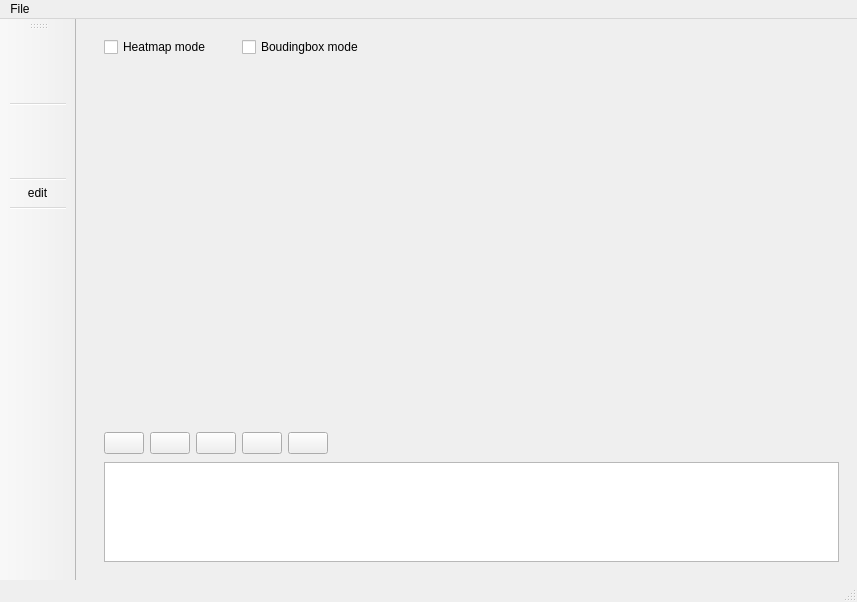
Before: the Qt Designer form ui.ui in haoweiz23/DL-Viewer, drawn with Qt 5.
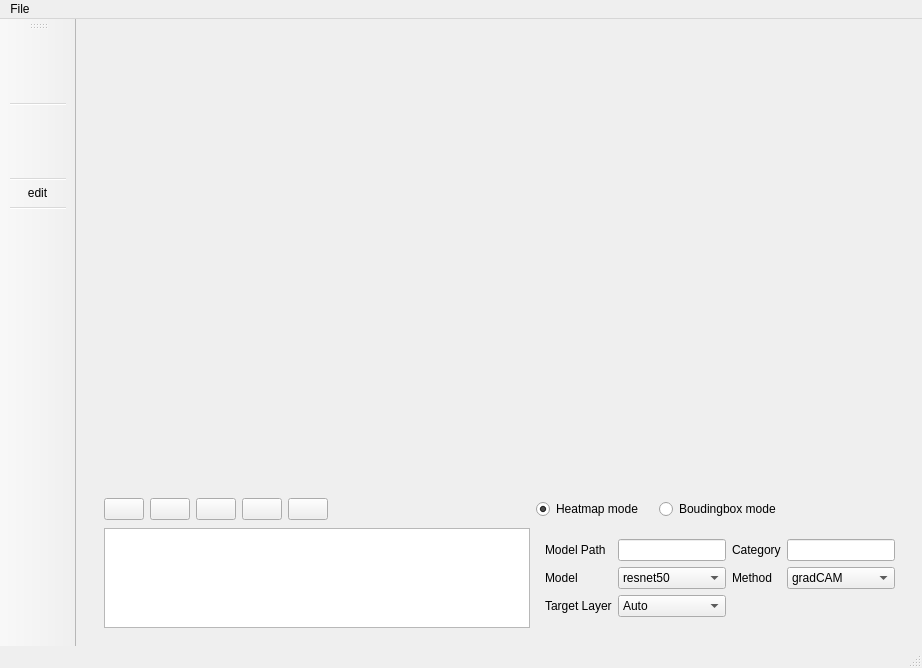
After: the same form once the commit is applied. Icons and pictures are not drawn.

Commit message: add heatmap visualize function.

```diff
--- a/ui.ui
+++ b/ui.ui
@@ -6,8 +6,8 @@
    <rect>
     <x>0</x>
     <y>0</y>
-    <width>857</width>
-    <height>602</height>
+    <width>922</width>
+    <height>668</height>
    </rect>
   </property>
   <property name="windowTitle">
@@ -380,109 +380,8 @@
        </layout>
       </widget>
       <widget class="QWidget" name="page">
-       <layout class="QGridLayout" name="gridLayout_4">
-        <item row="0" column="0" colspan="3">
-         <widget class="QCheckBox" name="page3_heatmap">
-          <property name="sizePolicy">
-           <sizepolicy hsizetype="Fixed" vsizetype="Fixed">
-            <horstretch>0</horstretch>
-            <verstretch>0</verstretch>
-           </sizepolicy>
-          </property>
-          <property name="maximumSize">
-           <size>
-            <width>150</width>
-            <height>16777215</height>
-           </size>
-          </property>
-          <property name="text">
-           <string>Heatmap mode</string>
-          </property>
-         </widget>
-        </item>
-        <item row="0" column="3" colspan="3">
-         <widget class="QCheckBox" name="page3_bbox">
-          <property name="sizePolicy">
-           <sizepolicy hsizetype="Fixed" vsizetype="Fixed">
-            <horstretch>0</horstretch>
-            <verstretch>0</verstretch>
-           </sizepolicy>
-          </property>
-          <property name="text">
-           <string>Boudingbox mode</string>
-          </property>
-         </widget>
-        </item>
-        <item row="1" column="0" colspan="6">
-         <widget class="QLabel" name="page3_target_img">
-          <property name="text">
-           <string/>
-          </property>
-          <property name="scaledContents">
-           <bool>false</bool>
-          </property>
-         </widget>
-        </item>
-        <item row="1" column="6">
-         <spacer name="horizontalSpacer_3">
-          <property name="orientation">
-           <enum>Qt::Horizontal</enum>
-          </property>
-          <property name="sizeType">
-           <enum>QSizePolicy::Fixed</enum>
-          </property>
-          <property name="sizeHint" stdset="0">
-           <size>
-            <width>30</width>
-            <height>20</height>
-           </size>
-          </property>
-         </spacer>
-        </item>
-        <item row="1" column="7">
-         <widget class="QLabel" name="page3_result_img">
-          <property name="text">
-           <string/>
-          </property>
-          <property name="scaledContents">
-           <bool>false</bool>
-          </property>
-         </widget>
-        </item>
-        <item row="2" column="0">
-         <widget class="QPushButton" name="page3_open_file">
-          <property name="sizePolicy">
-           <sizepolicy hsizetype="Fixed" vsizetype="Fixed">
-            <horstretch>0</horstretch>
-            <verstretch>0</verstretch>
-           </sizepolicy>
-          </property>
-         </widget>
-        </item>
-        <item row="2" column="1">
-         <widget class="QPushButton" name="page3_open_dir">
-          <property name="sizePolicy">
-           <sizepolicy hsizetype="Fixed" vsizetype="Fixed">
-            <horstretch>0</horstretch>
-            <verstretch>0</verstretch>
-           </sizepolicy>
-          </property>
-          <property name="text">
-           <string/>
-          </property>
-         </widget>
-        </item>
-        <item row="2" column="2">
-         <widget class="QPushButton" name="page3_build">
-          <property name="sizePolicy">
-           <sizepolicy hsizetype="Fixed" vsizetype="Fixed">
-            <horstretch>0</horstretch>
-            <verstretch>0</verstretch>
-           </sizepolicy>
-          </property>
-         </widget>
-        </item>
-        <item row="2" column="3">
+       <layout class="QGridLayout" name="gridLayout_5">
+        <item row="1" column="3">
          <widget class="QPushButton" name="page3_save">
           <property name="sizePolicy">
            <sizepolicy hsizetype="Fixed" vsizetype="Fixed">
@@ -492,27 +391,150 @@
           </property>
          </widget>
         </item>
-        <item row="2" column="4">
-         <widget class="QPushButton" name="page3_clear">
+        <item row="3" column="8" colspan="3">
+         <widget class="QStackedWidget" name="page3_stackedWidget">
+          <property name="sizePolicy">
+           <sizepolicy hsizetype="Expanding" vsizetype="Fixed">
+            <horstretch>0</horstretch>
+            <verstretch>0</verstretch>
+           </sizepolicy>
+          </property>
+          <property name="currentIndex">
+           <number>0</number>
+          </property>
+          <widget class="QWidget" name="page_4">
+           <layout class="QGridLayout" name="gridLayout_4">
+            <item row="0" column="0">
+             <widget class="QLabel" name="label_9">
+              <property name="text">
+               <string>Model Path</string>
+              </property>
+             </widget>
+            </item>
+            <item row="1" column="2">
+             <widget class="QLabel" name="label_12">
+              <property name="text">
+               <string>Method</string>
+              </property>
+             </widget>
+            </item>
+            <item row="0" column="2">
+             <widget class="QLabel" name="label_10">
+              <property name="text">
+               <string>Category</string>
+              </property>
+             </widget>
+            </item>
+            <item row="1" column="1">
+             <widget class="QComboBox" name="page3_model_name">
+              <item>
+               <property name="text">
+                <string>resnet50</string>
+               </property>
+              </item>
+              <item>
+               <property name="text">
+                <string>resnet101</string>
+               </property>
+              </item>
+              <item>
+               <property name="text">
+                <string>resnet34</string>
+               </property>
+              </item>
+              <item>
+               <property name="text">
+                <string>resnet18</string>
+               </property>
+              </item>
+              <item>
+               <property name="text">
+                <string>vgg16</string>
+               </property>
+              </item>
+              <item>
+               <property name="text">
+                <string>vgg19</string>
+               </property>
+              </item>
+              <item>
+               <property name="text">
+                <string>densenet101</string>
+               </property>
+              </item>
+              <item>
+               <property name="text">
+                <string>resnext50</string>
+               </property>
+              </item>
+             </widget>
+            </item>
+            <item row="0" column="1">
+             <widget class="QLineEdit" name="page3_model_path"/>
+            </item>
+            <item row="0" column="3">
+             <widget class="QLineEdit" name="page3_category"/>
+            </item>
+            <item row="1" column="0">
+             <widget class="QLabel" name="label_11">
+              <property name="text">
+               <string>Model</string>
+              </property>
+             </widget>
+            </item>
+            <item row="1" column="3">
+             <widget class="QComboBox" name="page3_grad_cam_method">
+              <item>
+               <property name="text">
+                <string>gradCAM</string>
+               </property>
+              </item>
+             </widget>
+            </item>
+            <item row="2" column="0">
+             <widget class="QLabel" name="label_13">
+              <property name="text">
+               <string>Target Layer</string>
+              </property>
+             </widget>
+            </item>
+            <item row="2" column="1">
+             <widget class="QComboBox" name="page3_target_layer">
+              <item>
+               <property name="text">
+                <string>Auto</string>
+               </property>
+              </item>
+              <item>
+               <property name="text">
+                <string>Manual</string>
+               </property>
+              </item>
+             </widget>
+            </item>
+           </layout>
+          </widget>
+          <widget class="QWidget" name="page_5"/>
+         </widget>
+        </item>
+        <item row="1" column="0">
+         <widget class="QPushButton" name="page3_open_file">
           <property name="sizePolicy">
            <sizepolicy hsizetype="Fixed" vsizetype="Fixed">
             <horstretch>0</horstretch>
             <verstretch>0</verstretch>
            </sizepolicy>
           </property>
-          <property name="text">
-           <string/>
-          </property>
          </widget>
         </item>
-        <item row="2" column="5" colspan="3">
+        <item row="1" column="5" colspan="3">
          <spacer name="horizontalSpacer_2">
           <property name="orientation">
            <enum>Qt::Horizontal</enum>
           </property>
           <property name="sizeHint" stdset="0">
            <size>
-            <width>482</width>
+            <width>177</width>
             <height>25</height>
            </size>
           </property>
@@ -549,6 +571,95 @@
           </property>
          </widget>
         </item>
+        <item row="1" column="2">
+         <widget class="QPushButton" name="page3_build">
+          <property name="sizePolicy">
+           <sizepolicy hsizetype="Fixed" vsizetype="Fixed">
+            <horstretch>0</horstretch>
+            <verstretch>0</verstretch>
+           </sizepolicy>
+          </property>
+         </widget>
+        </item>
+        <item row="0" column="6">
+         <spacer name="horizontalSpacer_3">
+          <property name="orientation">
+           <enum>Qt::Horizontal</enum>
+          </property>
+          <property name="sizeType">
+           <enum>QSizePolicy::Fixed</enum>
+          </property>
+          <property name="sizeHint" stdset="0">
+           <size>
+            <width>30</width>
+            <height>20</height>
+           </size>
+          </property>
+         </spacer>
+        </item>
+        <item row="0" column="0" colspan="6">
+         <widget class="QLabel" name="page3_target_img">
+          <property name="text">
+           <string/>
+          </property>
+          <property name="scaledContents">
+           <bool>false</bool>
+          </property>
+         </widget>
+        </item>
+        <item row="1" column="1">
+         <widget class="QPushButton" name="page3_open_dir">
+          <property name="sizePolicy">
+           <sizepolicy hsizetype="Fixed" vsizetype="Fixed">
+            <horstretch>0</horstretch>
+            <verstretch>0</verstretch>
+           </sizepolicy>
+          </property>
+          <property name="text">
+           <string/>
+          </property>
+         </widget>
+        </item>
+        <item row="1" column="4">
+         <widget class="QPushButton" name="page3_clear">
+          <property name="sizePolicy">
+           <sizepolicy hsizetype="Fixed" vsizetype="Fixed">
+            <horstretch>0</horstretch>
+            <verstretch>0</verstretch>
+           </sizepolicy>
+          </property>
+          <property name="text">
+           <string/>
+          </property>
+         </widget>
+        </item>
+        <item row="0" column="8" colspan="3">
+         <widget class="QLabel" name="page3_result_img">
+          <property name="text">
+           <string/>
+          </property>
+          <property name="scaledContents">
+           <bool>false</bool>
+          </property>
+         </widget>
+        </item>
+        <item row="1" column="8">
+         <widget class="QRadioButton" name="page3_heatmap">
+          <property name="text">
+           <string>Heatmap mode</string>
+          </property>
+          <property name="checked">
+           <bool>true</bool>
+          </property>
+         </widget>
+        </item>
+        <item row="1" column="9">
+         <widget class="QRadioButton" name="page3_bbox">
+          <property name="text">
+           <string>Boudingbox mode</string>
+          </property>
+         </widget>
+        </item>
        </layout>
       </widget>
      </widget>
@@ -560,7 +671,7 @@
     <rect>
      <x>0</x>
      <y>0</y>
-     <width>857</width>
+     <width>922</width>
      <height>26</height>
     </rect>
    </property>
```
The commit also changes 12 other files.
